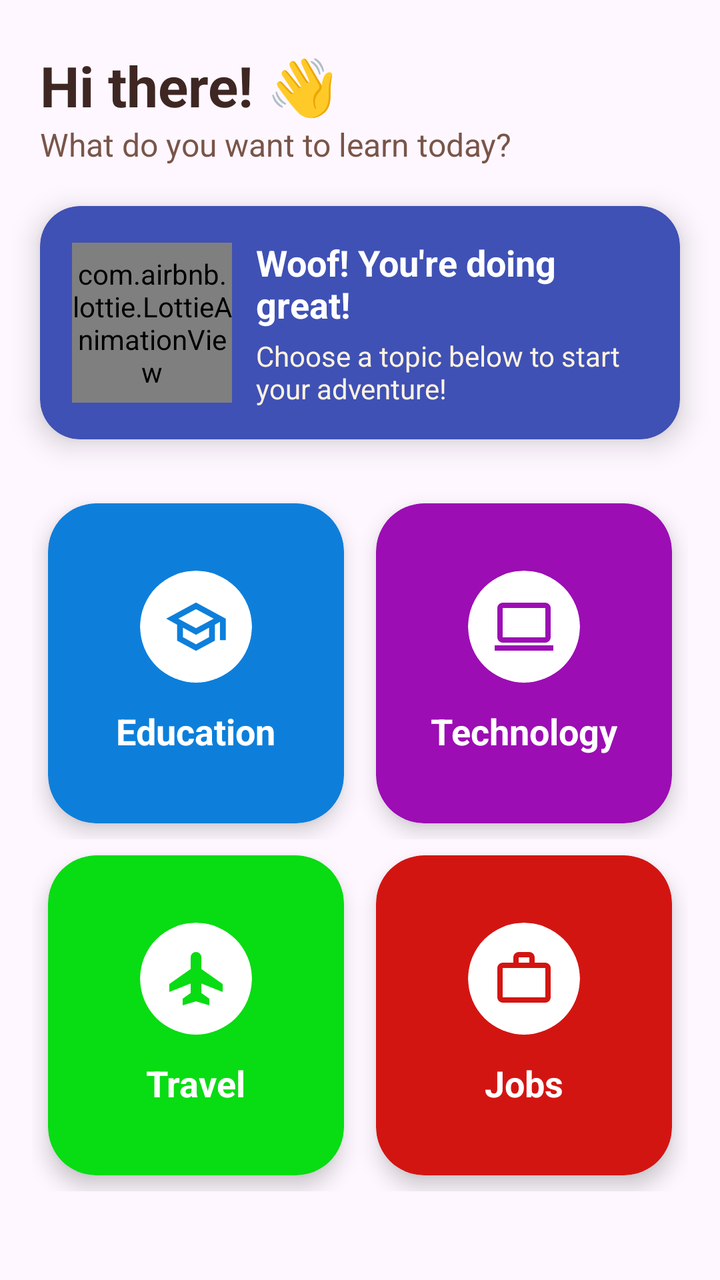
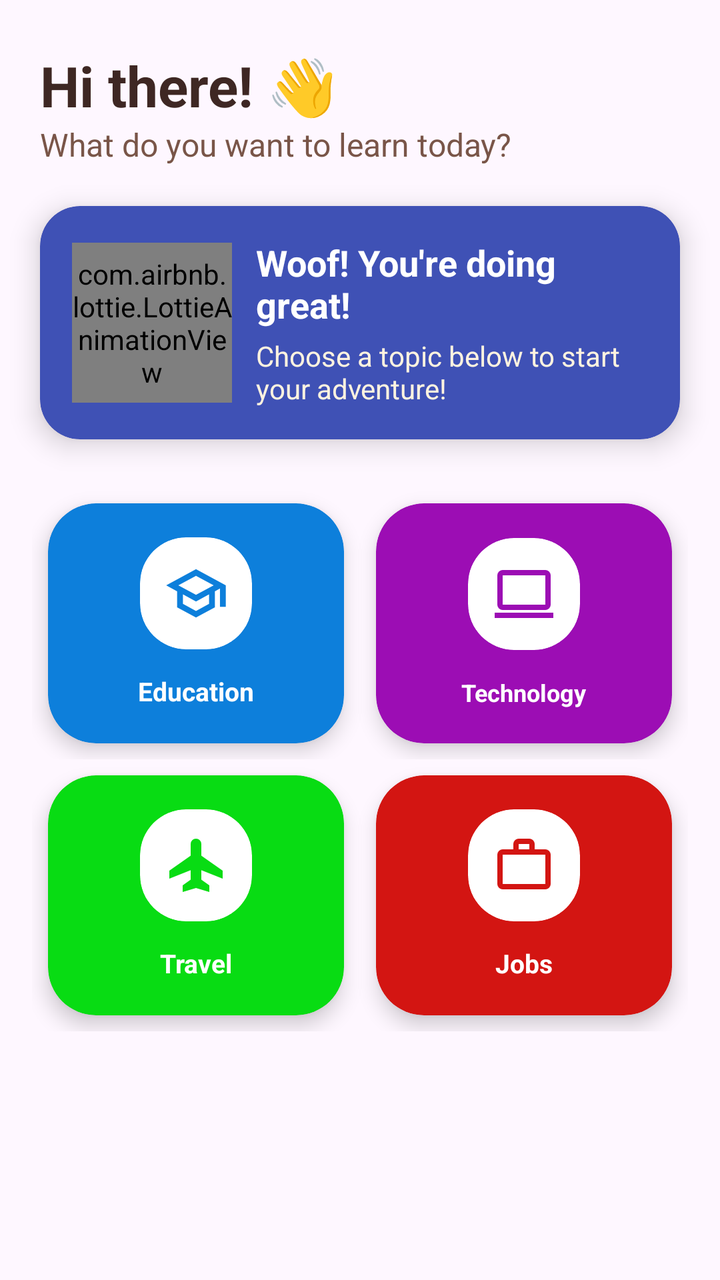

Two renders of the same Android screen: before a commit and after it. Below are the layout's source before the change and the commit's diff.
<!-- AndroidManifest.xml: application theme Theme.LingoEnglishApp -->
<!-- res/layout/fragment_home.xml -->
<LinearLayout android:layout_width="match_parent"
    android:layout_height="wrap_content"
    xmlns:app="http://schemas.android.com/apk/res-auto"
    android:orientation="vertical"
    android:paddingBottom="30dp"
    xmlns:android="http://schemas.android.com/apk/res/android">

    
    <LinearLayout
        android:layout_width="match_parent"
        android:layout_height="wrap_content"
        android:orientation="vertical"
        android:paddingHorizontal="20dp"
        android:paddingTop="24dp"
        android:paddingBottom="12dp">

        <TextView
            android:layout_width="wrap_content"
            android:layout_height="wrap_content"
            android:text="Hi there! 👋"
            android:textColor="@color/colorTextPrimary"
            android:textSize="28sp"
            android:textStyle="bold" />

        <TextView
            android:layout_width="wrap_content"
            android:layout_height="wrap_content"
            android:text="What do you want to learn today?"
            android:textColor="@color/colorTextSecondary"
            android:textSize="16sp" />
    </LinearLayout>

    
    <androidx.cardview.widget.CardView
        android:layout_width="match_parent"
        android:layout_height="wrap_content"
        android:layout_marginHorizontal="20dp"
        android:layout_marginTop="8dp"
        android:layout_marginBottom="24dp"
        app:cardBackgroundColor="@color/colorPrimary"
        app:cardCornerRadius="20dp"
        app:cardElevation="8dp">

        <LinearLayout
            android:layout_width="match_parent"
            android:layout_height="wrap_content"
            android:gravity="center_vertical"
            android:orientation="horizontal"
            android:padding="16dp">

            
            <com.airbnb.lottie.LottieAnimationView
                android:layout_width="80dp"
                android:layout_height="80dp"
                app:lottie_autoPlay="true"
                app:lottie_loop="true"
                app:lottie_rawRes="@raw/corgi_animation3" />

            <LinearLayout
                android:layout_width="match_parent"
                android:layout_height="wrap_content"
                android:layout_marginStart="12dp"
                android:orientation="vertical">

                <TextView
                    android:layout_width="wrap_content"
                    android:layout_height="wrap_content"
                    android:text="Woof! You're doing great!"
                    android:textColor="@color/white"
                    android:textSize="18sp"
                    android:textStyle="bold" />

                <TextView
                    android:layout_width="wrap_content"
                    android:layout_height="wrap_content"
                    android:layout_marginTop="4dp"
                    android:text="Choose a topic below to start your adventure!"
                    android:textColor="#FFF3E0"
                    android:textSize="14sp" />
            </LinearLayout>
        </LinearLayout>
    </androidx.cardview.widget.CardView>

    
    <LinearLayout
        android:layout_width="match_parent"
        android:layout_height="wrap_content"
        android:orientation="horizontal"
        android:paddingHorizontal="16dp"
        android:weightSum="2">

        
        <androidx.cardview.widget.CardView
            android:id="@+id/cardEducation"
            android:layout_width="0dp"
            android:layout_height="160dp"
            android:layout_margin="8dp"
            android:layout_weight="1"
            app:cardBackgroundColor="@color/colorEducation"
            app:cardCornerRadius="24dp"
            app:cardElevation="6dp">

            <LinearLayout
                android:layout_width="match_parent"
                android:layout_height="match_parent"
                android:gravity="center"
                android:orientation="vertical"
                android:padding="16dp">

                <androidx.cardview.widget.CardView
                    android:layout_width="56dp"
                    android:layout_height="56dp"
                    app:cardBackgroundColor="@color/white"
                    app:cardCornerRadius="28dp"
                    app:cardElevation="0dp">
                    <ImageView
                        android:layout_width="match_parent"
                        android:layout_height="match_parent"
                        android:padding="12dp"
                        android:src="@drawable/ic_education"
                        app:tint="@color/colorEducation" />
                </androidx.cardview.widget.CardView>

                <TextView
                    android:layout_width="wrap_content"
                    android:layout_height="wrap_content"
                    android:layout_marginTop="12dp"
                    android:text="Education"
                    android:textColor="@color/white"
                    android:textSize="18sp"
                    android:textStyle="bold" />
            </LinearLayout>
        </androidx.cardview.widget.CardView>

        
        <androidx.cardview.widget.CardView
            android:id="@+id/cardTech"
            android:layout_width="0dp"
            android:layout_height="160dp"
            android:layout_margin="8dp"
            android:layout_weight="1"
            app:cardBackgroundColor="@color/colorTech"
            app:cardCornerRadius="24dp"
            app:cardElevation="6dp">

            <LinearLayout
                android:layout_width="match_parent"
                android:layout_height="match_parent"
                android:gravity="center"
                android:orientation="vertical"
                android:padding="16dp">

                <androidx.cardview.widget.CardView
                    android:layout_width="56dp"
                    android:layout_height="56dp"
                    app:cardBackgroundColor="@color/white"
                    app:cardCornerRadius="28dp"
                    app:cardElevation="0dp">
                    <ImageView
                        android:layout_width="match_parent"
                        android:layout_height="match_parent"
                        android:padding="12dp"
                        android:src="@drawable/ic_tech"
                        app:tint="@color/colorTech" />
                </androidx.cardview.widget.CardView>

                <TextView
                    android:layout_width="wrap_content"
                    android:layout_height="wrap_content"
                    android:layout_marginTop="12dp"
                    android:text="Technology"
                    android:textColor="@color/white"
                    android:textSize="18sp"
                    android:textStyle="bold" />
            </LinearLayout>
        </androidx.cardview.widget.CardView>
    </LinearLayout>

    
    <LinearLayout
        android:layout_width="match_parent"
        android:layout_height="wrap_content"
        android:orientation="horizontal"
        android:paddingHorizontal="16dp"
        android:weightSum="2">

        
        <androidx.cardview.widget.CardView
            android:id="@+id/cardTravel"
            android:layout_width="0dp"
            android:layout_height="160dp"
            android:layout_margin="8dp"
            android:layout_weight="1"
            app:cardBackgroundColor="@color/colorTravel"
            app:cardCornerRadius="24dp"
            app:cardElevation="6dp">

            <LinearLayout
                android:layout_width="match_parent"
                android:layout_height="match_parent"
                android:gravity="center"
                android:orientation="vertical"
                android:padding="16dp">

                <androidx.cardview.widget.CardView
                    android:layout_width="56dp"
                    android:layout_height="56dp"
                    app:cardBackgroundColor="@color/white"
                    app:cardCornerRadius="28dp"
                    app:cardElevation="0dp">
                    <ImageView
                        android:layout_width="match_parent"
                        android:layout_height="match_parent"
                        android:padding="12dp"
                        android:src="@drawable/ic_travel"
                        app:tint="@color/colorTravel" />
                </androidx.cardview.widget.CardView>

                <TextView
                    android:layout_width="wrap_content"
                    android:layout_height="wrap_content"
                    android:layout_marginTop="12dp"
                    android:text="Travel"
                    android:textColor="@color/white"
                    android:textSize="18sp"
                    android:textStyle="bold" />
            </LinearLayout>
        </androidx.cardview.widget.CardView>

        
        <androidx.cardview.widget.CardView
            android:id="@+id/cardJob"
            android:layout_width="0dp"
            android:layout_height="160dp"
            android:layout_margin="8dp"
            android:layout_weight="1"
            app:cardBackgroundColor="@color/colorJob"
            app:cardCornerRadius="24dp"
            app:cardElevation="6dp">

            <LinearLayout
                android:layout_width="match_parent"
                android:layout_height="match_parent"
                android:gravity="center"
                android:orientation="vertical"
                android:padding="16dp">

                <androidx.cardview.widget.CardView
                    android:layout_width="56dp"
                    android:layout_height="56dp"
                    app:cardBackgroundColor="@color/white"
                    app:cardCornerRadius="28dp"
                    app:cardElevation="0dp">
                    <ImageView
                        android:layout_width="match_parent"
                        android:layout_height="match_parent"
                        android:padding="12dp"
                        android:src="@drawable/ic_job"
                        app:tint="@color/colorJob" />
                </androidx.cardview.widget.CardView>

                <TextView
                    android:layout_width="wrap_content"
                    android:layout_height="wrap_content"
                    android:layout_marginTop="12dp"
                    android:text="Jobs"
                    android:textColor="@color/white"
                    android:textSize="18sp"
                    android:textStyle="bold" />
            </LinearLayout>
        </androidx.cardview.widget.CardView>
    </LinearLayout>
</LinearLayout>
<!-- resources referenced by this layout -->
<resources>
  <color name="colorEducation">#0D7FDB</color>
  <color name="colorJob">#D31512</color>
  <color name="colorPrimary">#3F51B5</color>
  <color name="colorTech">#9C0DB4</color>
  <color name="colorTextPrimary">#3E2723</color>
  <color name="colorTextSecondary">#795548</color>
  <color name="colorTravel">#08DC13</color>
  <color name="white">#FFFFFF</color>
  <!-- drawable ic_education (drawable) -->
  <vector xmlns:android="http://schemas.android.com/apk/res/android"
      android:width="24dp"
      android:height="24dp"
      android:viewportWidth="960"
      android:viewportHeight="960">
    <path
        android:pathData="M480,843.35 L196.65,689.91v-240L33.07,360 480,116.41 926.93,360v323.59h-87.41v-275.52l-76.17,41.84v240L480,843.35ZM480,503.22L745.15,360 480,216.78 214.85,360 480,503.22ZM480,743.98 L675.93,638.13v-141.91L480,603.59 284.07,496.22v141.91L480,743.98ZM480,503.22ZM480,596.57ZM480,596.57Z"
        android:fillColor="#EA3323"/>
  </vector>
  <!-- drawable ic_job (drawable) -->
  <vector xmlns:android="http://schemas.android.com/apk/res/android"
      android:width="24dp"
      android:height="24dp"
      android:viewportWidth="960"
      android:viewportHeight="960">
    <path
        android:pathData="M160,840q-33,0 -56.5,-23.5T80,760v-440q0,-33 23.5,-56.5T160,240h160v-80q0,-33 23.5,-56.5T400,80h160q33,0 56.5,23.5T640,160v80h160q33,0 56.5,23.5T880,320v440q0,33 -23.5,56.5T800,840L160,840ZM160,760h640v-440L160,320v440ZM400,240h160v-80L400,160v80ZM160,760v-440,440Z"
        android:fillColor="#EA3323"/>
  </vector>
  <!-- drawable ic_tech (drawable) -->
  <vector xmlns:android="http://schemas.android.com/apk/res/android"
      android:width="24dp"
      android:height="24dp"
      android:viewportWidth="960"
      android:viewportHeight="960">
    <path
        android:pathData="M40,840v-80h880v80L40,840ZM160,720q-33,0 -56.5,-23.5T80,640v-440q0,-33 23.5,-56.5T160,120h640q33,0 56.5,23.5T880,200v440q0,33 -23.5,56.5T800,720L160,720ZM160,640h640v-440L160,200v440ZM160,640v-440,440Z"
        android:fillColor="#EA3323"/>
  </vector>
  <!-- drawable ic_travel (drawable) -->
  <vector xmlns:android="http://schemas.android.com/apk/res/android"
      android:width="24dp"
      android:height="24dp"
      android:viewportWidth="960"
      android:viewportHeight="960">
    <path
        android:pathData="M280,880v-100l120,-84v-144L80,680v-120l320,-224v-176q0,-33 23.5,-56.5T480,80q33,0 56.5,23.5T560,160v176l320,224v120L560,552v144l120,84v100l-200,-60 -200,60Z"
        android:fillColor="#EA3323"/>
  </vector>
  <style name="Theme.LingoEnglishApp" parent="Base.Theme.LingoEnglishApp" />
  <style name="Base.Theme.LingoEnglishApp" parent="Theme.Material3.DayNight.NoActionBar">
          
          
      </style>
</resources>

<!-- the commit's change to res/layout/fragment_home.xml (unified diff, before → after) -->
@@ -93,7 +93,7 @@
         <androidx.cardview.widget.CardView
             android:id="@+id/cardEducation"
             android:layout_width="0dp"
-            android:layout_height="160dp"
+            android:layout_height="120dp"
             android:layout_margin="8dp"
             android:layout_weight="1"
             app:cardBackgroundColor="@color/colorEducation"
@@ -111,7 +111,7 @@
                     android:layout_width="56dp"
                     android:layout_height="56dp"
                     app:cardBackgroundColor="@color/white"
-                    app:cardCornerRadius="28dp"
+                    app:cardCornerRadius="23dp"
                     app:cardElevation="0dp">
                     <ImageView
                         android:layout_width="match_parent"
@@ -127,7 +127,7 @@
                     android:layout_marginTop="12dp"
                     android:text="Education"
                     android:textColor="@color/white"
-                    android:textSize="18sp"
+                    android:textSize="13sp"
                     android:textStyle="bold" />
             </LinearLayout>
         </androidx.cardview.widget.CardView>
@@ -136,7 +136,7 @@
         <androidx.cardview.widget.CardView
             android:id="@+id/cardTech"
             android:layout_width="0dp"
-            android:layout_height="160dp"
+            android:layout_height="120dp"
             android:layout_margin="8dp"
             android:layout_weight="1"
             app:cardBackgroundColor="@color/colorTech"
@@ -154,7 +154,7 @@
                     android:layout_width="56dp"
                     android:layout_height="56dp"
                     app:cardBackgroundColor="@color/white"
-                    app:cardCornerRadius="28dp"
+                    app:cardCornerRadius="23dp"
                     app:cardElevation="0dp">
                     <ImageView
                         android:layout_width="match_parent"
@@ -167,10 +167,10 @@
                 <TextView
                     android:layout_width="wrap_content"
                     android:layout_height="wrap_content"
-                    android:layout_marginTop="12dp"
+                    android:layout_marginTop="13dp"
                     android:text="Technology"
                     android:textColor="@color/white"
-                    android:textSize="18sp"
+                    android:textSize="12sp"
                     android:textStyle="bold" />
             </LinearLayout>
         </androidx.cardview.widget.CardView>
@@ -188,7 +188,7 @@
         <androidx.cardview.widget.CardView
             android:id="@+id/cardTravel"
             android:layout_width="0dp"
-            android:layout_height="160dp"
+            android:layout_height="120dp"
             android:layout_margin="8dp"
             android:layout_weight="1"
             app:cardBackgroundColor="@color/colorTravel"
@@ -206,7 +206,7 @@
                     android:layout_width="56dp"
                     android:layout_height="56dp"
                     app:cardBackgroundColor="@color/white"
-                    app:cardCornerRadius="28dp"
+                    app:cardCornerRadius="23dp"
                     app:cardElevation="0dp">
                     <ImageView
                         android:layout_width="match_parent"
@@ -222,7 +222,7 @@
                     android:layout_marginTop="12dp"
                     android:text="Travel"
                     android:textColor="@color/white"
-                    android:textSize="18sp"
+                    android:textSize="13sp"
                     android:textStyle="bold" />
             </LinearLayout>
         </androidx.cardview.widget.CardView>
@@ -231,7 +231,7 @@
         <androidx.cardview.widget.CardView
             android:id="@+id/cardJob"
             android:layout_width="0dp"
-            android:layout_height="160dp"
+            android:layout_height="120dp"
             android:layout_margin="8dp"
             android:layout_weight="1"
             app:cardBackgroundColor="@color/colorJob"
@@ -249,7 +249,7 @@
                     android:layout_width="56dp"
                     android:layout_height="56dp"
                     app:cardBackgroundColor="@color/white"
-                    app:cardCornerRadius="28dp"
+                    app:cardCornerRadius="23dp"
                     app:cardElevation="0dp">
                     <ImageView
                         android:layout_width="match_parent"
@@ -265,7 +265,7 @@
                     android:layout_marginTop="12dp"
                     android:text="Jobs"
                     android:textColor="@color/white"
-                    android:textSize="18sp"
+                    android:textSize="13sp"
                     android:textStyle="bold" />
             </LinearLayout>
         </androidx.cardview.widget.CardView>
